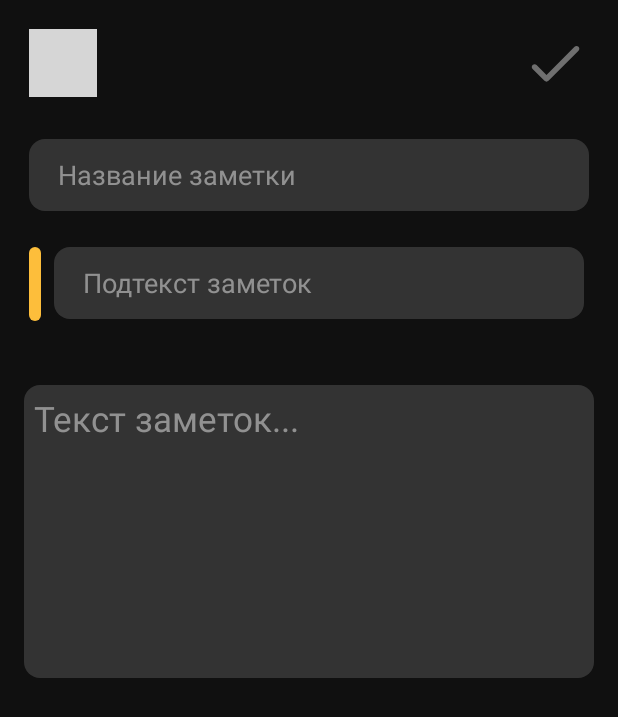
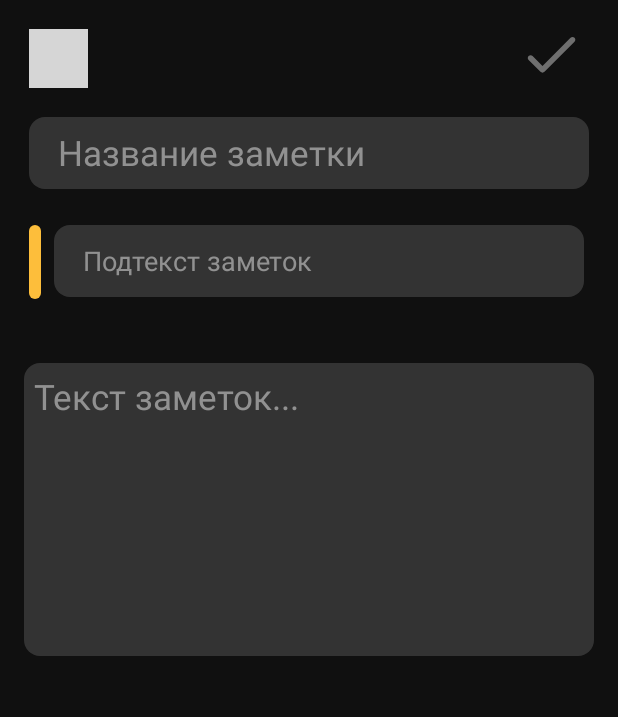
Before and after one commit to Sold-Uot/Notes, an Android app: the layout activity_creat_norte.xml on its own in the app's theme, with its tools: preview values and no code run, on a phone screen of 412 x 824 dp. Shown: the top 717 px of the screen. Run offline under Robolectric (Android 15) with nearby library versions, the phone set to English and light mode, and no system bars; Roboto replaces fonts that are not available here; grey boxes are pictures that could not be loaded.

Commit message:
new commit

```diff
--- a/app/src/main/res/layout/activity_creat_norte.xml
+++ b/app/src/main/res/layout/activity_creat_norte.xml
@@ -5,7 +5,7 @@
     android:layout_width="match_parent"
     android:layout_height="match_parent"
     android:background="@color/colorPrimary"
-    tools:context=".CreatNorteActivity">
+    tools:context=".view.activity.CreatNorteActivity">
 
     <ScrollView
         android:layout_width="match_parent"
@@ -21,16 +21,20 @@
             android:animateLayoutChanges="true">
 
 
+            <LinearLayout
+                android:layout_width="match_parent"
+                android:layout_height="match_parent"
+                android:id="@+id/linerIcon"
+                android:orientation="horizontal">
+
                 <ImageView
 
-                android:id="@+id/imageSave"
-                android:layout_width="@dimen/_35sdp"
+                    android:id="@+id/imageBack"
+                    android:layout_width="@dimen/_30sdp"
 
-
-                android:layout_height="@dimen/_35sdp"
-                android:layout_margin="@dimen/_15sdp"
-                app:layout_constraintStart_toStartOf="parent"
-                app:layout_constraintTop_toTopOf="parent"
+                    android:layout_height="@dimen/_30sdp"
+                    android:layout_marginHorizontal="@dimen/_15sdp"
+                    android:layout_marginVertical="@dimen/_15sdp"
                     app:srcCompat="@drawable/ic_round_arrow_back_ios_new_24"
                     app:tint="@color/colorIcons" />
 
@@ -38,20 +42,18 @@
 
                     android:id="@+id/imageSubmit"
                     android:layout_width="@dimen/_35sdp"
-
                     android:layout_height="@dimen/_35sdp"
-                android:layout_margin="@dimen/_15sdp"
-                app:layout_constraintEnd_toEndOf="parent"
-                app:layout_constraintTop_toTopOf="parent"
+                    android:layout_marginLeft="@dimen/_205sdp"
+                    android:layout_marginVertical="@dimen/_10sdp"
                     app:srcCompat="@drawable/ic_round_done_24"
                     app:tint="@color/colorIcons" />
+            </LinearLayout>
 
             <EditText
                 android:id="@+id/namer"
                 android:layout_width="match_parent"
                 android:layout_height="48dp"
                 android:layout_marginHorizontal="@dimen/_15sdp"
-                android:layout_marginTop="28dp"
                 android:background="@drawable/color_searchview_radius"
                 android:ems="10"
                 android:fontFamily="@font/ubuntu_medium"
@@ -60,9 +62,10 @@
                 android:minHeight="48dp"
                 android:paddingHorizontal="@dimen/_15sdp"
                 android:textColorHint="@color/colorTextHint"
+                android:textSize="@dimen/_18sdp"
                 app:layout_constraintEnd_toEndOf="parent"
                 app:layout_constraintStart_toStartOf="parent"
-                app:layout_constraintTop_toBottomOf="@+id/imageSave" />
+                app:layout_constraintTop_toBottomOf="@+id/linerIcon" />
 
             <EditText
                 android:id="@+id/podtext"
@@ -95,7 +98,7 @@
                 app:layout_constraintTop_toBottomOf="@+id/namer" />
 
             <EditText
-                android:id="@+id/textNote"
+                android:id="@+id/inputNote"
                 android:layout_width="match_parent"
                 android:layout_height="@dimen/_150sdp"
                 android:layout_marginStart="16dp"
--- a/app/src/main/res/layout/activity_main.xml
+++ b/app/src/main/res/layout/activity_main.xml
@@ -5,7 +5,7 @@
     android:layout_width="match_parent"
     android:layout_height="match_parent"
     android:background="@color/colorPrimary"
-    tools:context=".MainActivity">
+    tools:context=".view.activity.MainActivity">
 
     <TextView
         android:id="@+id/textView"
@@ -129,7 +129,7 @@
     </LinearLayout>
 
     <ImageView
-        android:id="@+id/imageView"
+        android:id="@+id/imageAddNoteMain"
         android:layout_width="62dp"
         android:layout_height="65dp"
         android:background="@drawable/main_add_note"
@@ -142,7 +142,7 @@
         app:tint="@color/colorPrimaryDark" />
 
     <androidx.recyclerview.widget.RecyclerView
-        android:id="@+id/rec"
+        android:id="@+id/RecyclerVIew"
         android:layout_width="match_parent"
         android:layout_height="0dp"
         app:layout_constraintBottom_toTopOf="@+id/linearLayout2"
```
Also changed, not shown: app/src/main/AndroidManifest.xml (+4 -6 lines), app/src/main/java/com/example/notes/CreatNorteActivity.kt (deleted, +0 -11 lines), app/src/main/java/com/example/notes/MainActivity.kt (deleted, +0 -11 lines), app/src/main/java/com/example/notes/view/activity/CreatNorteActivity.kt (added, +18 -0 lines), app/src/main/java/com/example/notes/view/activity/MainActivity.kt (added, +24 -0 lines), app/src/main/java/com/example/notes/view/dao/NoteDoa.kt (added, +17 -0 lines), app/src/main/java/com/example/notes/view/database/NoteDataBase.kt (added, +31 -0 lines), app/src/main/java/com/example/notes/view/entities/NoteEntities.kt (added, +36 -0 lines). Lines whose indentation alone changed are shown as unchanged.
